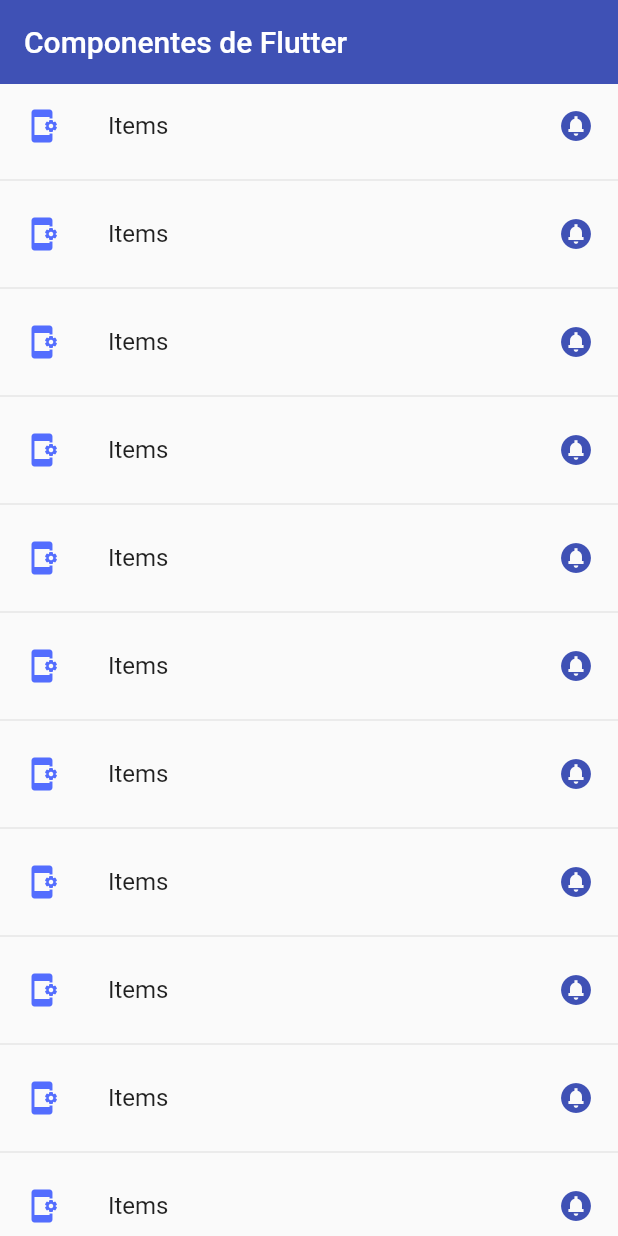
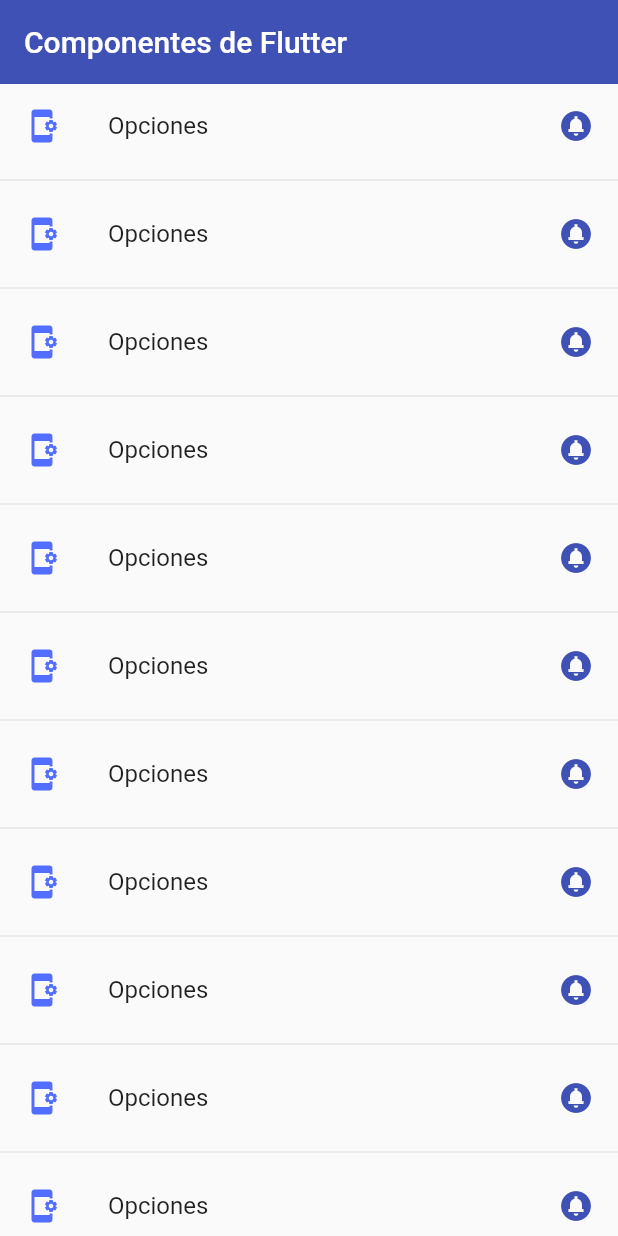
Before and after one commit to David-JPena/mltapp_components, a Flutter app: the screen it shows after launch, on a phone screen of 412 x 824 dp. Run offline on Flutter 3.47's test engine with Material 2 defaults, Android fonts, the phone set to English and light mode, and no system bars.

Commit message:
171020234

```diff
--- a/lib/screens/home_screen.dart
+++ b/lib/screens/home_screen.dart
@@ -15,7 +15,7 @@ class HomeScreen extends StatelessWidget {
       body: ListView.separated(
         itemBuilder:(context, index) => ListTile(
           leading: const Icon(Icons.app_settings_alt, color: Colors.indigoAccent,),
-          title: const Text('Items'),
+          title: const Text('Opciones'),
           trailing: const Icon(Icons.circle_notifications_sharp, color: Colors.indigo),
           onTap: () {
 
```
